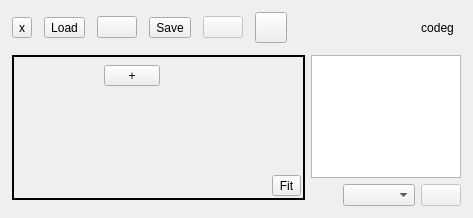
This is src/Ui/AppWindow.ui in NikolayRag/codeg as Qt 5 draws it before an edit. The edited form follows.
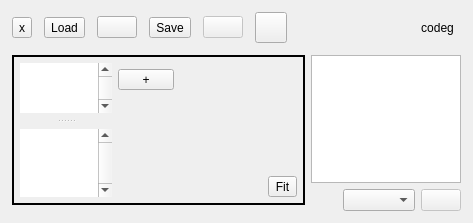
This is the edited form. Icons and pictures are not drawn.

Commit message: add Geo block list widget

Diff of the .ui file:
```diff
--- a/src/Ui/AppWindow.ui
+++ b/src/Ui/AppWindow.ui
@@ -197,20 +197,7 @@
           <property name="bottomMargin">
            <number>0</number>
           </property>
-          <item row="0" column="0">
-           <spacer name="verticalSpacer">
-            <property name="orientation">
-             <enum>Qt::Vertical</enum>
-            </property>
-            <property name="sizeHint" stdset="0">
-             <size>
-              <width>0</width>
-              <height>40</height>
-             </size>
-            </property>
-           </spacer>
-          </item>
-          <item row="0" column="2" colspan="2">
+          <item row="0" column="1" colspan="2">
            <widget class="QFrame" name="frameViewport">
             <property name="frameShape">
              <enum>QFrame::Box</enum>
@@ -241,25 +228,25 @@
               <widget class="QWidget" name="wViewport" native="true">
                <layout class="QGridLayout" name="gridLayout_4">
                 <property name="leftMargin">
-                 <number>2</number>
+                 <number>6</number>
                 </property>
                 <property name="topMargin">
-                 <number>2</number>
+                 <number>6</number>
                 </property>
                 <property name="rightMargin">
-                 <number>2</number>
+                 <number>6</number>
                 </property>
                 <property name="bottomMargin">
-                 <number>2</number>
+                 <number>6</number>
                 </property>
                 <property name="spacing">
                  <number>2</number>
                 </property>
-                <item row="0" column="0" rowspan="2">
+                <item row="0" column="2" rowspan="2">
                  <widget class="QWidget" name="widgetToolbar" native="true">
                   <property name="maximumSize">
                    <size>
-                    <width>150</width>
+                    <width>160</width>
                     <height>16777215</height>
                    </size>
                   </property>
@@ -279,76 +266,6 @@
                    <property name="spacing">
                     <number>0</number>
                    </property>
-                   <item row="0" column="0" rowspan="2">
-                    <widget class="QTableWidget" name="listLayers">
-                     <property name="enabled">
-                      <bool>true</bool>
-                     </property>
-                     <property name="font">
-                      <font>
-                       <pointsize>6</pointsize>
-                      </font>
-                     </property>
-                     <property name="mouseTracking">
-                      <bool>true</bool>
-                     </property>
-                     <property name="styleSheet">
-                      <string notr="true">background-color: rgba(0,0,0,0);</string>
-                     </property>
-                     <property name="frameShape">
-                      <enum>QFrame::NoFrame</enum>
-                     </property>
-                     <property name="autoScroll">
-                      <bool>true</bool>
-                     </property>
-                     <property name="editTriggers">
-                      <set>QAbstractItemView::NoEditTriggers</set>
-                     </property>
-                     <property name="selectionBehavior">
-                      <enum>QAbstractItemView::SelectRows</enum>
-                     </property>
-                     <property name="verticalScrollMode">
-                      <enum>QAbstractItemView::ScrollPerPixel</enum>
-                     </property>
-                     <property name="showGrid">
-                      <bool>true</bool>
-                     </property>
-                     <property name="wordWrap">
-                      <bool>false</bool>
-                     </property>
-                     <attribute name="horizontalHeaderVisible">
-                      <bool>false</bool>
-                     </attribute>
-                     <attribute name="horizontalHeaderDefaultSectionSize">
-                      <number>18</number>
-                     </attribute>
-                     <attribute name="horizontalHeaderMinimumSectionSize">
-                      <number>3</number>
-                     </attribute>
-                     <attribute name="verticalHeaderVisible">
-                      <bool>false</bool>
-                     </attribute>
-                     <attribute name="verticalHeaderDefaultSectionSize">
-                      <number>12</number>
-                     </attribute>
-                     <attribute name="verticalHeaderMinimumSectionSize">
-                      <number>12</number>
-                     </attribute>
-                     <attribute name="verticalHeaderStretchLastSection">
-                      <bool>true</bool>
-                     </attribute>
-                     <column>
-                      <property name="text">
-                       <string>name</string>
-                      </property>
-                     </column>
-                     <column>
-                      <property name="text">
-                       <string>display</string>
-                      </property>
-                     </column>
-                    </widget>
-                   </item>
                    <item row="1" column="1">
                     <layout class="QVBoxLayout" name="verticalLayout_3">
                      <property name="leftMargin">
@@ -408,7 +325,7 @@
                           <x>0</x>
                           <y>0</y>
                           <width>56</width>
-                          <height>106</height>
+                          <height>102</height>
                          </rect>
                         </property>
                         <property name="autoFillBackground">
@@ -459,10 +376,178 @@
                      </item>
                     </layout>
                    </item>
+                   <item row="1" column="0">
+                    <widget class="QSplitter" name="wGeoView">
+                     <property name="orientation">
+                      <enum>Qt::Vertical</enum>
+                     </property>
+                     <property name="handleWidth">
+                      <number>16</number>
+                     </property>
+                     <property name="childrenCollapsible">
+                      <bool>false</bool>
+                     </property>
+                     <widget class="QWidget" name="widget_4" native="true">
+                      <property name="sizePolicy">
+                       <sizepolicy hsizetype="Preferred" vsizetype="Minimum">
+                        <horstretch>0</horstretch>
+                        <verstretch>0</verstretch>
+                       </sizepolicy>
+                      </property>
+                      <layout class="QVBoxLayout" name="verticalLayout_6">
+                       <property name="leftMargin">
+                        <number>0</number>
+                       </property>
+                       <property name="topMargin">
+                        <number>0</number>
+                       </property>
+                       <property name="rightMargin">
+                        <number>0</number>
+                       </property>
+                       <property name="bottomMargin">
+                        <number>0</number>
+                       </property>
+                       <item>
+                        <widget class="QListView" name="wGeoBlocks">
+                         <property name="sizePolicy">
+                          <sizepolicy hsizetype="Expanding" vsizetype="Ignored">
+                           <horstretch>0</horstretch>
+                           <verstretch>0</verstretch>
+                          </sizepolicy>
+                         </property>
+                         <property name="minimumSize">
+                          <size>
+                           <width>0</width>
+                           <height>50</height>
+                          </size>
+                         </property>
+                         <property name="frameShape">
+                          <enum>QFrame::NoFrame</enum>
+                         </property>
+                         <property name="verticalScrollBarPolicy">
+                          <enum>Qt::ScrollBarAlwaysOn</enum>
+                         </property>
+                         <property name="horizontalScrollBarPolicy">
+                          <enum>Qt::ScrollBarAlwaysOff</enum>
+                         </property>
+                         <property name="editTriggers">
+                          <set>QAbstractItemView::NoEditTriggers</set>
+                         </property>
+                         <property name="showDropIndicator" stdset="0">
+                          <bool>false</bool>
+                         </property>
+                        </widget>
+                       </item>
+                      </layout>
+                     </widget>
+                     <widget class="QWidget" name="widget_5" native="true">
+                      <layout class="QVBoxLayout" name="verticalLayout_7">
+                       <property name="leftMargin">
+                        <number>0</number>
+                       </property>
+                       <property name="topMargin">
+                        <number>0</number>
+                       </property>
+                       <property name="rightMargin">
+                        <number>0</number>
+                       </property>
+                       <property name="bottomMargin">
+                        <number>0</number>
+                       </property>
+                       <item>
+                        <widget class="QTableWidget" name="listLayers">
+                         <property name="enabled">
+                          <bool>true</bool>
+                         </property>
+                         <property name="font">
+                          <font>
+                           <pointsize>6</pointsize>
+                          </font>
+                         </property>
+                         <property name="mouseTracking">
+                          <bool>true</bool>
+                         </property>
+                         <property name="frameShape">
+                          <enum>QFrame::NoFrame</enum>
+                         </property>
+                         <property name="verticalScrollBarPolicy">
+                          <enum>Qt::ScrollBarAlwaysOn</enum>
+                         </property>
+                         <property name="horizontalScrollBarPolicy">
+                          <enum>Qt::ScrollBarAlwaysOff</enum>
+                         </property>
+                         <property name="autoScroll">
+                          <bool>true</bool>
+                         </property>
+                         <property name="editTriggers">
+                          <set>QAbstractItemView::NoEditTriggers</set>
+                         </property>
+                         <property name="selectionBehavior">
+                          <enum>QAbstractItemView::SelectRows</enum>
+                         </property>
+                         <property name="verticalScrollMode">
+                          <enum>QAbstractItemView::ScrollPerPixel</enum>
+                         </property>
+                         <property name="showGrid">
+                          <bool>true</bool>
+                         </property>
+                         <property name="wordWrap">
+                          <bool>false</bool>
+                         </property>
+                         <attribute name="horizontalHeaderVisible">
+                          <bool>false</bool>
+                         </attribute>
+                         <attribute name="horizontalHeaderDefaultSectionSize">
+                          <number>18</number>
+                         </attribute>
+                         <attribute name="horizontalHeaderMinimumSectionSize">
+                          <number>3</number>
+                         </attribute>
+                         <attribute name="verticalHeaderVisible">
+                          <bool>false</bool>
+                         </attribute>
+                         <attribute name="verticalHeaderDefaultSectionSize">
+                          <number>12</number>
+                         </attribute>
+                         <attribute name="verticalHeaderMinimumSectionSize">
+                          <number>12</number>
+                         </attribute>
+                         <attribute name="verticalHeaderStretchLastSection">
+                          <bool>true</bool>
+                         </attribute>
+                         <column>
+                          <property name="text">
+                           <string>name</string>
+                          </property>
+                         </column>
+                         <column>
+                          <property name="text">
+                           <string>display</string>
+                          </property>
+                         </column>
+                        </widget>
+                       </item>
+                      </layout>
+                     </widget>
+                    </widget>
+                   </item>
                   </layout>
                  </widget>
                 </item>
-                <item row="1" column="3">
+                <item row="0" column="5">
+                 <spacer name="verticalSpacer_2">
+                  <property name="orientation">
+                   <enum>Qt::Vertical</enum>
+                  </property>
+                  <property name="sizeHint" stdset="0">
+                   <size>
+                    <width>20</width>
+                    <height>40</height>
+                   </size>
+                  </property>
+                 </spacer>
+                </item>
+                <item row="1" column="5">
                  <layout class="QHBoxLayout" name="horizontalLayout_2">
                   <item>
                    <widget class="QToolButton" name="btnFit">
@@ -473,20 +558,7 @@
                   </item>
                  </layout>
                 </item>
-                <item row="0" column="3">
-                 <spacer name="verticalSpacer_2">
-                  <property name="orientation">
-                   <enum>Qt::Vertical</enum>
-                  </property>
-                  <property name="sizeHint" stdset="0">
-                   <size>
-                    <width>20</width>
-                    <height>40</height>
-                   </size>
-                  </property>
-                 </spacer>
-                </item>
-                <item row="1" column="2">
+                <item row="1" column="4">
                  <spacer name="horizontalSpacer_4">
                   <property name="orientation">
                    <enum>Qt::Horizontal</enum>
@@ -499,7 +571,7 @@
                   </property>
                  </spacer>
                 </item>
-                <item row="0" column="1" rowspan="2">
+                <item row="0" column="3" rowspan="2">
                  <layout class="QVBoxLayout" name="verticalLayout_4">
                   <property name="spacing">
                    <number>0</number>
@@ -547,7 +619,7 @@
             </layout>
            </widget>
           </item>
-          <item row="0" column="4" rowspan="2">
+          <item row="0" column="3" rowspan="2">
            <widget class="QWidget" name="frameDispatcher" native="true">
             <layout class="QGridLayout" name="gridLayout_3">
              <property name="leftMargin">
@@ -617,19 +689,6 @@
             </layout>
            </widget>
           </item>
-          <item row="1" column="3">
-           <spacer name="horizontalSpacer_2">
-            <property name="orientation">
-             <enum>Qt::Horizontal</enum>
-            </property>
-            <property name="sizeHint" stdset="0">
-             <size>
-              <width>40</width>
-              <height>0</height>
-             </size>
-            </property>
-           </spacer>
-          </item>
          </layout>
         </widget>
        </item>
```
The commit also changes 3 other files.
